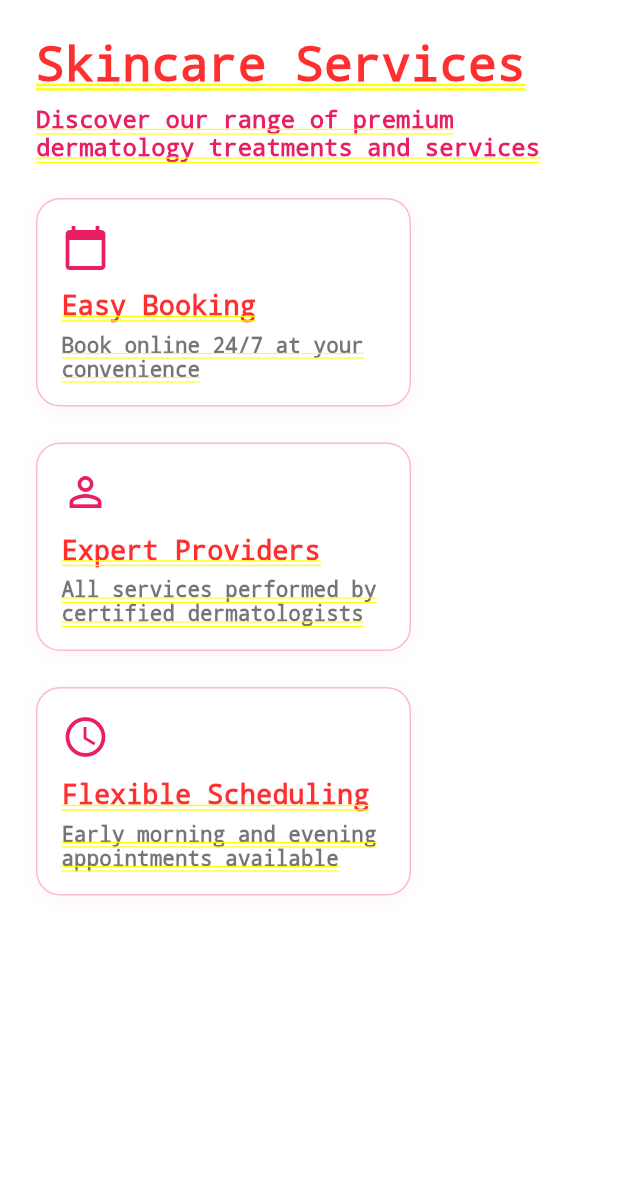
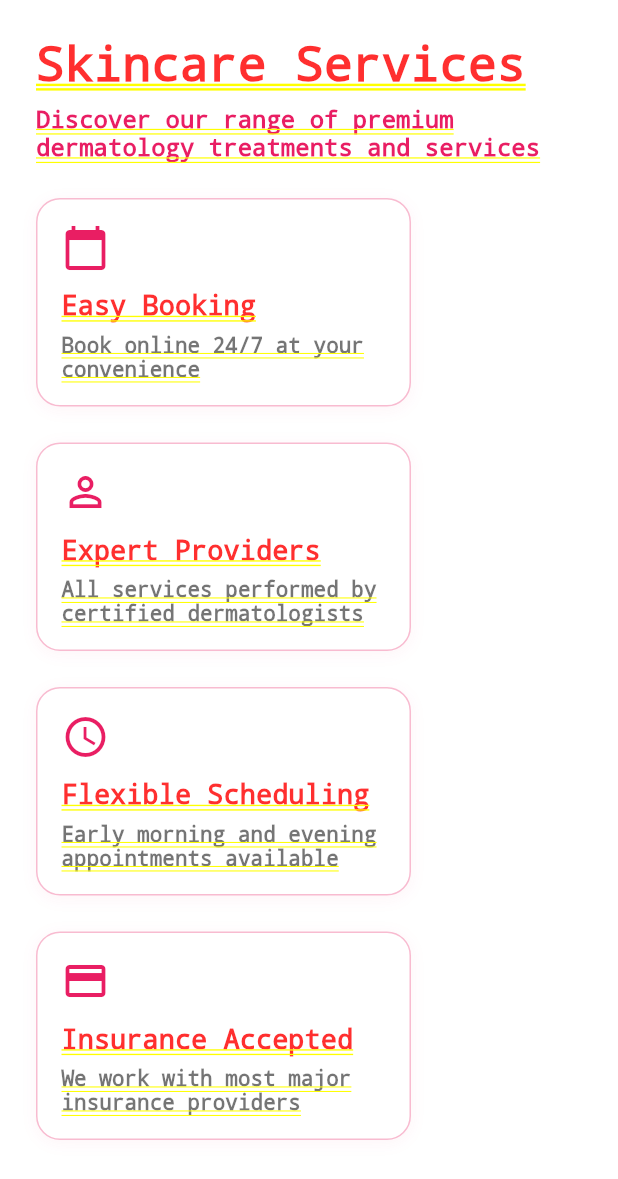
Before and after one commit to ronveee/kderma_mobileapp, a Flutter app: the SkincareServicesSection screen opened by its route, on a phone screen of 412 x 824 dp. Shown: the top 1179 px of the screen. Run offline on Flutter 3.47's test engine with Material 3 defaults, Android fonts, the light colour scheme and no system bars; network calls fail.

Commit message:
insurance accepted

```diff
--- a/lib/services.dart
+++ b/lib/services.dart
@@ -42,6 +42,11 @@ class SkincareServicesSection extends StatelessWidget {
                   title: 'Flexible Scheduling',
                   description:
                       'Early morning and evening appointments available',
+                ),
+                _ServiceCard(
+                  icon: Icons.credit_card,
+                  title: 'Insurance Accepted',
+                  description: 'We work with most major insurance providers',
                 ),
               ],
             ),
```
